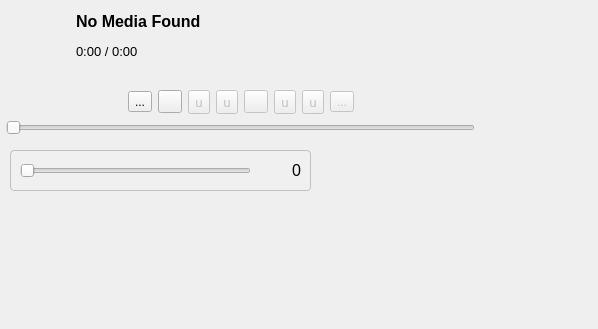
Qt form Player.ui (CatIsNotFound/QMusicPlayer) before a commit.
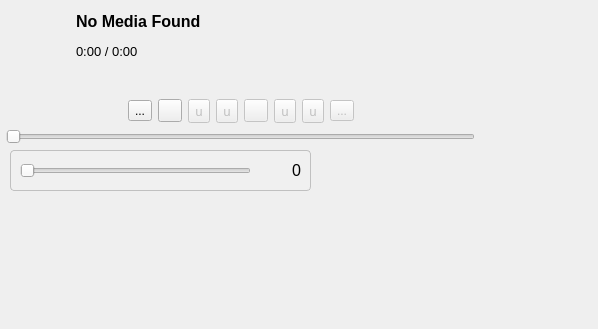
The same form after that commit. Icons and pictures are not drawn.

```diff
--- a/Player.ui
+++ b/Player.ui
@@ -19,7 +19,7 @@
      <x>0</x>
      <y>0</y>
      <width>481</width>
-     <height>141</height>
+     <height>150</height>
     </rect>
    </property>
    <layout class="QVBoxLayout" name="verticalLayout">
```
Left out of the diff: 3 changed lines with no effect on the pictures.
